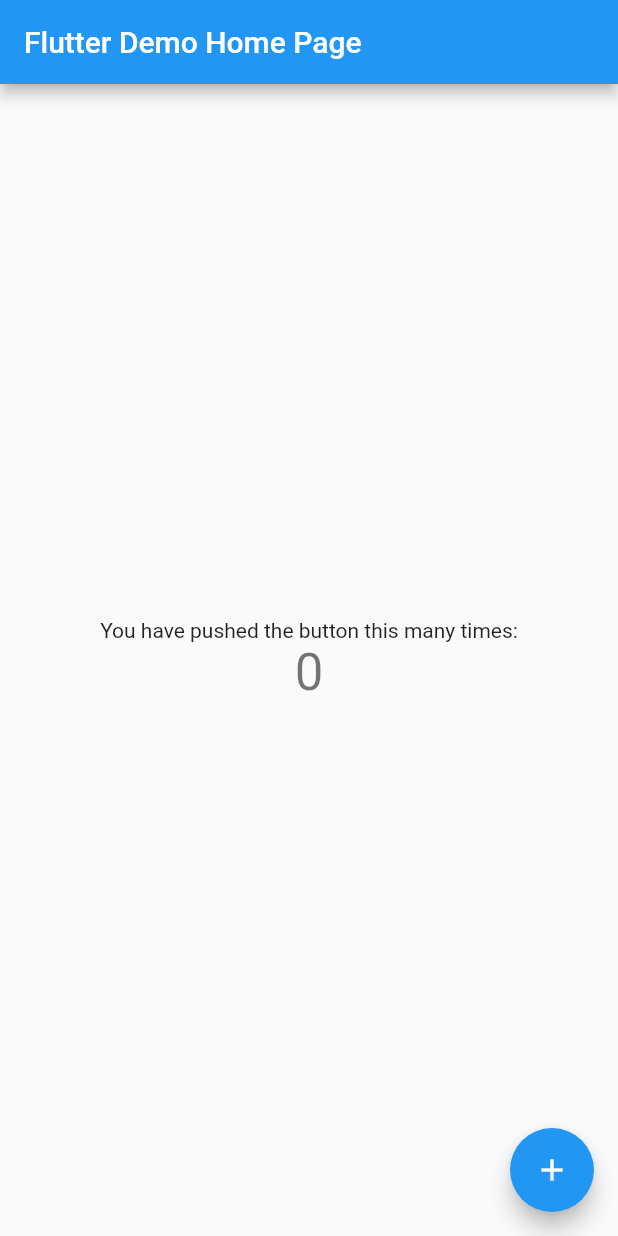
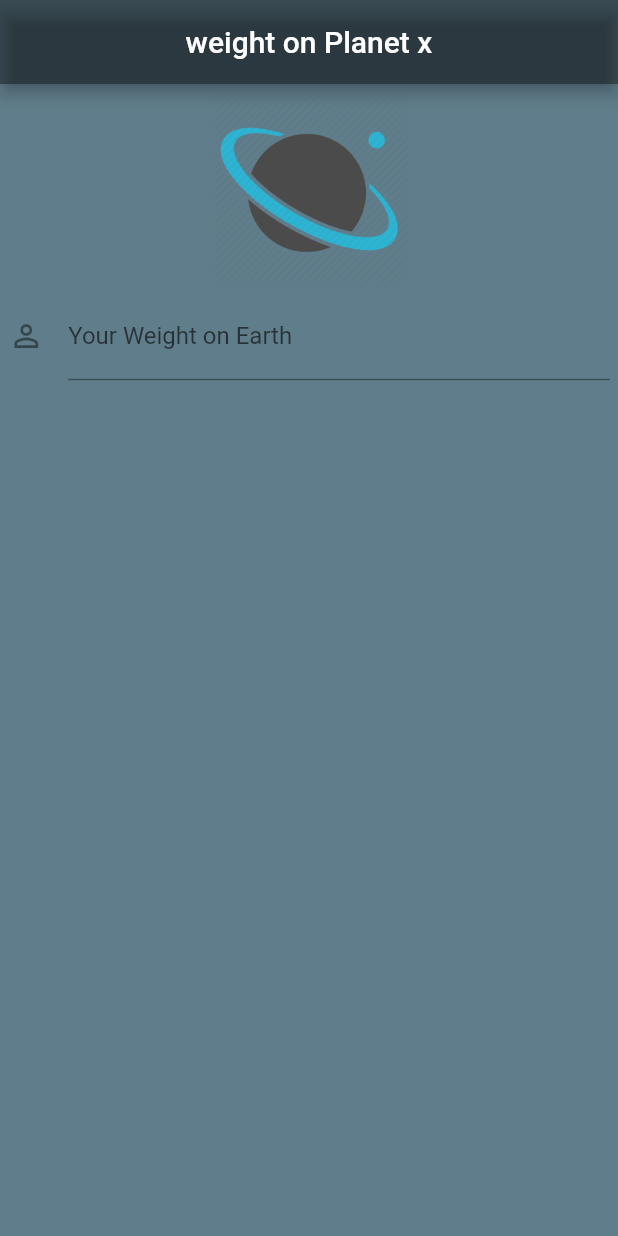
Before and after one commit to wallas83/FlutterBasico, a Flutter app: the screen it shows after launch, on a phone screen of 412 x 824 dp. Run offline on Flutter 3.47's test engine with Material 2 defaults, Android fonts, the phone set to English and light mode, and no system bars.

Commit message:
adding icons and forms

```diff
--- a/lib/main.dart
+++ b/lib/main.dart
@@ -1,111 +1,9 @@
 import 'package:flutter/material.dart';
+import 'package:flutter_basico/ui/home.dart';
 
-void main() => runApp(MyApp());
-
-class MyApp extends StatelessWidget {
-  // This widget is the root of your application.
-  @override
-  Widget build(BuildContext context) {
-    return MaterialApp(
-      title: 'Flutter Demo',
-      theme: ThemeData(
-        // This is the theme of your application.
-        //
-        // Try running your application with "flutter run". You'll see the
-        // application has a blue toolbar. Then, without quitting the app, try
-        // changing the primarySwatch below to Colors.green and then invoke
-        // "hot reload" (press "r" in the console where you ran "flutter run",
-        // or simply save your changes to "hot reload" in a Flutter IDE).
-        // Notice that the counter didn't reset back to zero; the application
-        // is not restarted.
-        primarySwatch: Colors.blue,
-      ),
-      home: MyHomePage(title: 'Flutter Demo Home Page'),
-    );
-  }
+void main(){
+runApp(new MaterialApp(
+  title: "Weight On Planet X",
+  home: new Home(),
+));
 }
-
-class MyHomePage extends StatefulWidget {
-  MyHomePage({Key key, this.title}) : super(key: key);
-
-  // This widget is the home page of your application. It is stateful, meaning
-  // that it has a State object (defined below) that contains fields that affect
-  // how it looks.
-
-  // This class is the configuration for the state. It holds the values (in this
-  // case the title) provided by the parent (in this case the App widget) and
-  // used by the build method of the State. Fields in a Widget subclass are
-  // always marked "final".
-
-  final String title;
-
-  @override
-  _MyHomePageState createState() => _MyHomePageState();
-}
-
-class _MyHomePageState extends State<MyHomePage> {
-  int _counter = 0;
-
-  void _incrementCounter() {
-    setState(() {
-      // This call to setState tells the Flutter framework that something has
-      // changed in this State, which causes it to rerun the build method below
-      // so that the display can reflect the updated values. If we changed
-      // _counter without calling setState(), then the build method would not be
-      // called again, and so nothing would appear to happen.
-      _counter++;
-    });
-  }
-
-  @override
-  Widget build(BuildContext context) {
-    // This method is rerun every time setState is called, for instance as done
-    // by the _incrementCounter method above.
-    //
-    // The Flutter framework has been optimized to make rerunning build methods
-    // fast, so that you can just rebuild anything that needs updating rather
-    // than having to individually change instances of widgets.
-    return Scaffold(
-      appBar: AppBar(
-        // Here we take the value from the MyHomePage object that was created by
-        // the App.build method, and use it to set our appbar title.
-        title: Text(widget.title),
-      ),
-      body: Center(
-        // Center is a layout widget. It takes a single child and positions it
-        // in the middle of the parent.
-        child: Column(
-          // Column is also layout widget. It takes a list of children and
-          // arranges them vertically. By default, it sizes itself to fit its
-          // children horizontally, and tries to be as tall as its parent.
-          //
-          // Invoke "debug painting" (press "p" in the console, choose the
-          // "Toggle Debug Paint" action from the Flutter Inspector in Android
-          // Studio, or the "Toggle Debug Paint" command in Visual Studio Code)
-          // to see the wireframe for each widget.
-          //
-          // Column has various properties to control how it sizes itself and
-          // how it positions its children. Here we use mainAxisAlignment to
-          // center the children vertically; the main axis here is the vertical
-          // axis because Columns are vertical (the cross axis would be
-          // horizontal).
-          mainAxisAlignment: MainAxisAlignment.center,
-          children: <Widget>[
-            Text(
-              'You have pushed the button this many times:',
-            ),
-            Text(
-              '$_counter',
-              style: Theme.of(context).textTheme.display1,
-            ),
-          ],
-        ),
-      ),
-      floatingActionButton: FloatingActionButton(
-        onPressed: _incrementCounter,
-        tooltip: 'Increment',
-        child: Icon(Icons.add),
-      ), // This trailing comma makes auto-formatting nicer for build methods.
-    );
-  }
-}
--- /dev/null
+++ b/lib/ui/home.dart
@@ -0,0 +1,53 @@
+import 'package:flutter/material.dart';
+
+class Home extends StatefulWidget {
+  @override
+  State<StatefulWidget> createState() {
+    // TODO: implement createState
+    return new HomeState();
+  }
+}
+
+class HomeState extends State<Home> {
+  @override
+  Widget build(BuildContext context) {
+    // TODO: implement build
+    return new Scaffold(
+      appBar: new AppBar(
+        title: new Text("weight on Planet x"),
+        centerTitle: true,
+        backgroundColor: Colors.black38,
+      ),
+      backgroundColor: Colors.blueGrey,
+      body: new Container(
+        alignment: Alignment.topCenter,
+        child: new ListView(
+          padding: const EdgeInsets.all(2.5),
+          children: <Widget>[
+            new Image.asset(
+              'images/planet.png',
+              height: 133.0,
+              width: 200.0,
+            ),
+            new Container(
+              margin: const EdgeInsets.all(3.0),
+              alignment: Alignment.center,
+              child: new Column(
+                children: <Widget>[
+                  new TextField(
+                    controller: null,
+                    keyboardType: TextInputType.number,
+                    decoration: new InputDecoration(
+                        labelText: 'Your Weight on Earth',
+                        hintText: 'In Pounds',
+                        icon: new Icon(Icons.person_outline)),
+                  )
+                ],
+              ),
+            )
+          ],
+        ),
+      ),
+    );
+  }
+}
--- a/pubspec.yaml
+++ b/pubspec.yaml
@@ -45,6 +45,9 @@ flutter:
   #  - images/a_dot_burr.jpeg
   #  - images/a_dot_ham.jpeg
 
+  assets:
+    - images/planet.png
+
   # An image asset can refer to one or more resolution-specific "variants", see
   # https://flutter.dev/assets-and-images/#resolution-aware.
 
```
Also changed, not shown: images/planet.png (added), 1 other file.
